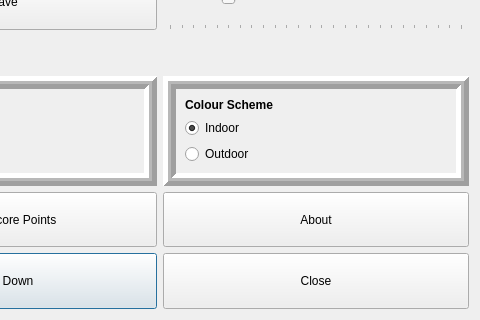
The window that SettingsWindow.ui (rmick/Combobulator) describes before a commit, drawn with Qt 5; both pictures show x 160 to 640 and y 160 to 480 of the 640 by 480 pixel window.
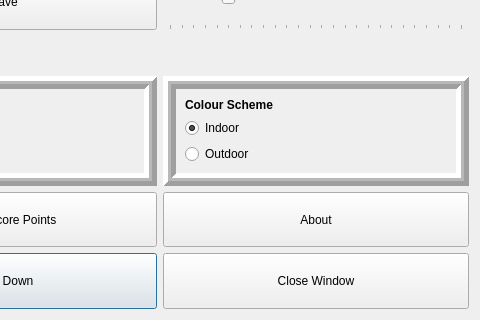
The same window after the commit.

What changed in the file:
```diff
--- a/SettingsWindow.ui
+++ b/SettingsWindow.ui
@@ -230,7 +230,7 @@
       </size>
      </property>
      <property name="text">
-      <string>Close</string>
+      <string>Close Window</string>
      </property>
     </widget>
    </item>
```
